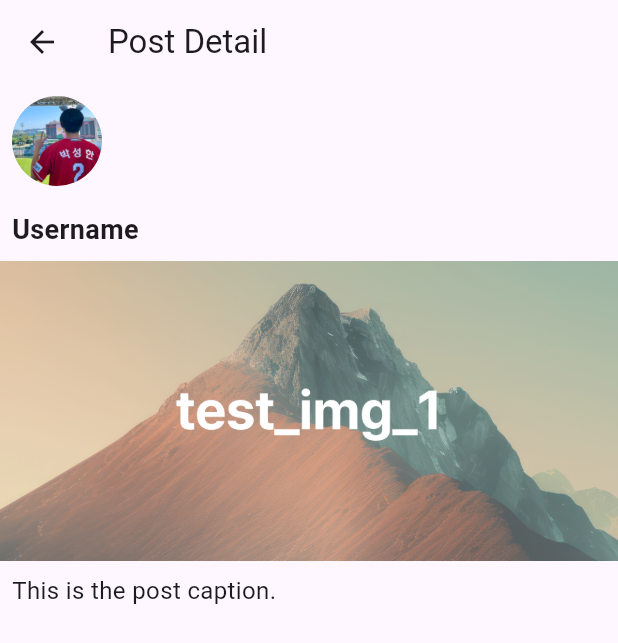
After one commit to jhj04/ChugChug, a Flutter app: the screen it shows after launch, item 3 of the bottom bar chosen, after a tap on "테스트", on a phone screen of 412 x 824 dp. The commit adds this screen. Shown: the top 643 px of the screen. Run offline on Flutter 3.47's test engine with Material 3 defaults, Android fonts, the light colour scheme and no system bars.

Commit message:
Added Community Page

```diff
--- /dev/null
+++ b/lib/Community.dart
@@ -0,0 +1,115 @@
+import 'package:flutter/material.dart';
+import 'PostDetailPage.dart'; // Import your PostDetailPage.dart file here
+
+class CommunityPage extends StatelessWidget {
+  @override
+  Widget build(BuildContext context) {
+    return Scaffold(
+      appBar: AppBar(
+        title: Text('Community'),
+      ),
+      body: Column(
+        crossAxisAlignment: CrossAxisAlignment.start,
+        children: [
+          // Display user profile at the top
+          Padding(
+            padding: const EdgeInsets.all(16.0),
+            child: Row(
+              children: [
+                CircleAvatar(
+                  radius: 30,
+                  backgroundImage: AssetImage('assets/sample_image.jpeg'),
+                ),
+                SizedBox(width: 16),
+                Text(
+                  '조원재',
+                  style: TextStyle(
+                    fontSize: 18,
+                    fontWeight: FontWeight.bold,
+                  ),
+                ),
+              ],
+            ),
+          ),
+          Expanded(
+            child: ListView.builder(
+              itemCount: 10, // Adjust the number of posts as needed
+              itemBuilder: (context, index) {
+                return InkWell(
+                  onTap: () {
+                    Navigator.push(
+                      context,
+                      MaterialPageRoute(
+                        builder: (context) => PostDetailPage(
+                          username: 'Username', // Replace with actual username
+                          postCaption: 'This is the post caption.', // Replace with actual caption
+                          postImageUrl: 'assets/sample_post_image.png', // Replace with actual image
+                        ),
+                      ),
+                    );
+                  },
+                  child: Padding(
+                    padding: const EdgeInsets.all(8.0),
+                    child: Card(
+                      elevation: 2,
+                      child: Column(
+                        crossAxisAlignment: CrossAxisAlignment.start,
+                        children: [
+                            ListTile(
+                              leading: CircleAvatar(
+                                radius: 25,
+                                backgroundImage: AssetImage('assets/sample_image.jpeg'),
+                              ),
+                              title: Text('테스트'),
+                              subtitle: Text('Posted 2 hours ago'),
+                            ),
+                            Image.asset(
+                              'assets/sample_post_image.png', // Replace with your post image
+                              fit: BoxFit.cover,
+                              width: double.infinity,
+                              height: 200,
+                            ),
+                            Padding(
+                              padding: const EdgeInsets.all(8.0),
+                              child: Text(
+                                'This is the post caption. Write your own caption here!',
+                                style: TextStyle(fontSize: 16),
+                              ),
+                            ),
+                            Row(
+                              mainAxisAlignment: MainAxisAlignment.end,
+                              children: [
+                                IconButton(
+                                  icon: Icon(Icons.thumb_up),
+                                  onPressed: () {
+                                    // Handle like button press
+                                  },
+                                ),
+                                IconButton(
+                                  icon: Icon(Icons.comment),
+                                  onPressed: () {
+                                    // Handle comment button press
+                                  },
+                                ),
+                              ],
+                            ),
+                        ],
+                      ),
+                    ),
+                  ),
+                );
+              },
+            ),
+          ),
+        ],
+      ),
+      floatingActionButton: FloatingActionButton(
+        onPressed: () {
+          // Handle the button press to create a new post
+          print('Create Post Button Pressed');
+        },
+        child: Icon(Icons.edit),
+      ),
+    );
+  }
+}
--- a/lib/MyPage.dart
+++ b/lib/MyPage.dart
@@ -1,22 +1,33 @@
 import 'package:flutter/material.dart';
 
 class MyWidget extends StatelessWidget {
-  const MyWidget({super.key});
-
   @override
   Widget build(BuildContext context) {
-    return MaterialApp(
-      title : "마이페이지",
-      home: MyPage(),
+    return Scaffold(
+      appBar: AppBar(
+        title: Text('내 프로필'),
+      ),
+      body: Padding(
+        padding: const EdgeInsets.all(16.0),
+        child: Column(
+          crossAxisAlignment: CrossAxisAlignment.center,
+          children: [
+            CircleAvatar(
+              radius: 50,
+              backgroundImage: AssetImage('assets/sample_image.jpeg'),
+            ),
+            SizedBox(height: 16),
+            Text(
+              '조원재',
+              style: TextStyle(
+                fontSize: 18,
+                fontWeight: FontWeight.bold,
+              ),
+            ),
+            SizedBox(height: 16),
+          ],
+        ),
+      ),
     );
   }
 }
-
-class MyPage extends StatelessWidget {
-  const MyPage({super.key});
-
-  @override
-  Widget build(BuildContext context) {
-    return const Placeholder();
-  }
-}
--- /dev/null
+++ b/lib/PostDetailPage.dart
@@ -0,0 +1,60 @@
+import 'package:flutter/material.dart';
+
+class PostDetailPage extends StatelessWidget {
+  final String username;
+  final String postCaption;
+  final String postImageUrl;
+
+  // You can pass more data as needed for detailed information
+
+  PostDetailPage({
+    required this.username,
+    required this.postCaption,
+    required this.postImageUrl,
+  });
+
+  @override
+  Widget build(BuildContext context) {
+    return Scaffold(
+      appBar: AppBar(
+        title: Text('Post Detail'),
+      ),
+      body: Column(
+        crossAxisAlignment: CrossAxisAlignment.start,
+        children: [
+          Padding(
+            padding: const EdgeInsets.all(8.0),
+            child: CircleAvatar(
+              radius: 30,
+              backgroundImage: AssetImage('assets/sample_image.jpeg'),
+            ),
+          ),
+          Padding(
+            padding: const EdgeInsets.all(8.0),
+            child: Text(
+              username,
+              style: TextStyle(
+                fontSize: 18,
+                fontWeight: FontWeight.bold,
+              ),
+            ),
+          ),
+          Image.asset(
+            postImageUrl, // Replace with your post image
+            fit: BoxFit.cover,
+            width: double.infinity,
+            height: 200,
+          ),
+          Padding(
+            padding: const EdgeInsets.all(8.0),
+            child: Text(
+              postCaption,
+              style: TextStyle(fontSize: 16),
+            ),
+          ),
+          // Add more details as needed
+        ],
+      ),
+    );
+  }
+}
--- a/lib/main_screen.dart
+++ b/lib/main_screen.dart
@@ -1,3 +1,4 @@
+import 'package:chugchug/Community.dart';
 import 'package:chugchug/MyPage.dart';
 import 'package:flutter/material.dart';
 
@@ -62,7 +63,7 @@ class _MainPageState extends State<MainPage> {
           alignment: Alignment.bottomCenter,
           child: SizedBox(
             width: double.infinity,
-            height : 130,
+            height : 150,
             child: Column(
               children: [
                 Row(
@@ -109,16 +110,16 @@ class _MainPageState extends State<MainPage> {
                       height: 100,
                       //color: Color(0xff1B0FA3),
                       decoration: BoxDecoration(
-                        borderRadius: BorderRadius.circular(30),
-                        color: Color(0xff1B0FA3).withOpacity(0.9),
+                        borderRadius: BorderRadius.circular(50),
+                        color: Color(0xff121212).withOpacity(0.9),
                       ),
                       child:
                       IconButton(
                         onPressed: () {
-
+                          Navigator.push(context, MaterialPageRoute(builder: (context) => CommunityPage()));
                         },
                         icon: Icon(
-                          Icons.search,
+                          Icons.people,
                           size: 70,),
                           ),
                     ),
--- a/pubspec.yaml
+++ b/pubspec.yaml
@@ -59,9 +59,8 @@ flutter:
   uses-material-design: true
 
   # To add assets to your application, add an assets section, like this:
-  # assets:
-  #   - assets/
-  #   - images/a_dot_ham.jpeg
+  assets:
+    - assets/
 
   # An image asset can refer to one or more resolution-specific "variants", see
   # https://flutter.dev/assets-and-images/#resolution-aware
```
Also changed, not shown: assets/sample_image.jpeg (added), assets/sample_post_image.png (added), pubspec.lock.
